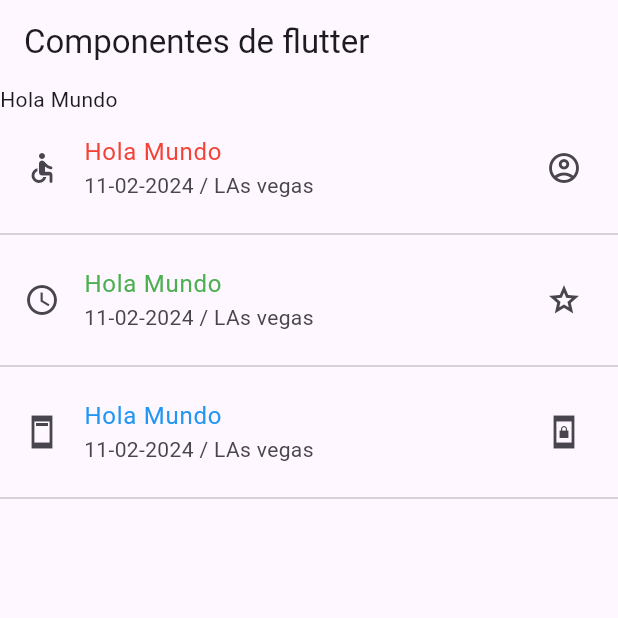
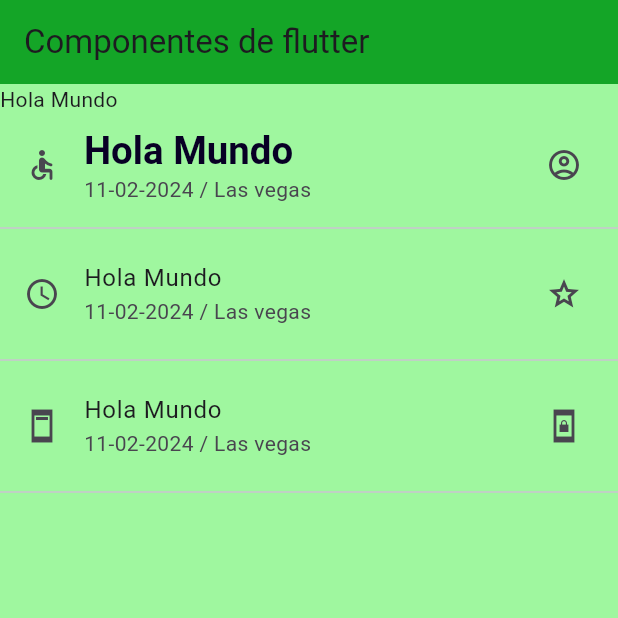
Before and after one commit to SuperExe404/componentes_flutter, a Flutter app: the screen it shows after launch, on a phone screen of 412 x 824 dp, the top half of it. Run offline on Flutter 3.47's test engine with Material 3 defaults, Android fonts, the phone set to English and light mode, and no system bars.

Commit message:
Adding Theme

```diff
--- a/lib/home_screen.dart
+++ b/lib/home_screen.dart
@@ -10,32 +10,31 @@ class HomeScreen extends StatelessWidget {
         title: const Text('Componentes de flutter'),
       ),
       body: ListView(
-        children: const[
-          Text('Hola Mundo'),
+        children:[
+          const Text('Hola Mundo'),
           ListTile(
-            leading: Icon(Icons.accessible_rounded),
+            leading: const Icon(Icons.accessible_rounded),
             title: Text('Hola Mundo',
-            style: TextStyle(color: Colors.red),),
-            subtitle: Text('11-02-2024 / LAs vegas '),
-            trailing: Icon(Icons.account_circle_outlined),
+              style: Theme.of(context).textTheme.headlineLarge,
+            ),
+            subtitle: const Text('11-02-2024 / Las vegas '),
+            trailing: const Icon(Icons.account_circle_outlined),
           ),
-          Divider(),
-          ListTile(
+          const Divider(),
+          const ListTile(
             leading: Icon(Icons.access_time_outlined),
-            title: Text('Hola Mundo',
-            style: TextStyle(color: Colors.green),),
-            subtitle: Text('11-02-2024 / LAs vegas '),
+            title: Text('Hola Mundo'),
+            subtitle: Text('11-02-2024 / Las vegas '),
             trailing: Icon(Icons.grade_outlined),
           ),
-          Divider(),
-          ListTile(
+          const Divider(),
+          const ListTile(
             leading: Icon(Icons.ad_units_sharp),
-            title: Text('Hola Mundo',
-            style: TextStyle(color: Colors.blue),),
-            subtitle: Text('11-02-2024 / LAs vegas '),
+            title: Text('Hola Mundo',),
+            subtitle: Text('11-02-2024 / Las vegas '),
             trailing: Icon(Icons.screen_lock_portrait_sharp),
           ),
-          Divider(),
+          const Divider(),
         ],
       ),
     );
--- a/lib/main_app.dart
+++ b/lib/main_app.dart
@@ -6,9 +6,21 @@ class MainApp extends StatelessWidget {
 
   @override
   Widget build(BuildContext context) {
-    return const MaterialApp(
+    return MaterialApp(
       debugShowCheckedModeBanner: false,
-      home: HomeScreen()
+      home: const HomeScreen(),
+      theme: ThemeData(
+        scaffoldBackgroundColor:Color.fromARGB(255, 159, 247, 159),
+        appBarTheme:  const AppBarTheme(color: Color.fromARGB(255, 20, 165, 39)),
+        textTheme: const TextTheme(headlineLarge:
+          TextStyle(
+            color: Color.fromARGB(255, 8, 0, 37),
+            fontSize: 25.6,
+            fontWeight: FontWeight.bold,
+            fontFamily: 'sans-serif',
+          ),
+        ),
+      ),
     );
   }
 }
```
